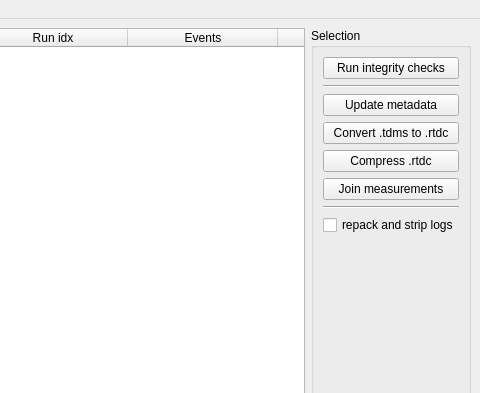
First picture: the form in dckit/main.ui, repository DC-analysis/DCKit, before the edit; both pictures show x 632 to 1112 and y 0 to 393 of the 1112 by 640 pixel window.
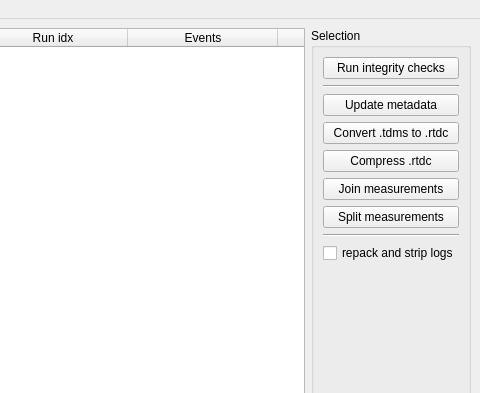
Second picture: the form after the edit.

Commit message: feat: add option to split large datasets (close #8)

```diff
--- a/dckit/main.ui
+++ b/dckit/main.ui
@@ -153,6 +153,13 @@
          </property>
         </widget>
        </item>
+       <item>
+        <widget class="QPushButton" name="pushButton_split">
+         <property name="text">
+          <string>Split measurements</string>
+         </property>
+        </widget>
+       </item>
        <item>
         <widget class="Line" name="line_2">
          <property name="orientation">
```
The commit also changes 3 other files.
